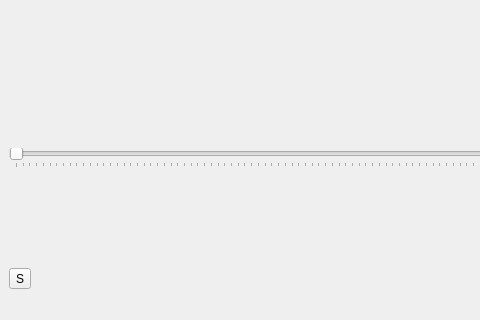
The window that applications/kaliscope_qt/src/ui/KaliscopeWin.ui (edubois/kaliscope) describes before a commit, drawn with Qt 5; both pictures show x 0 to 480 and y 194 to 514 of the 718 by 514 pixel window.
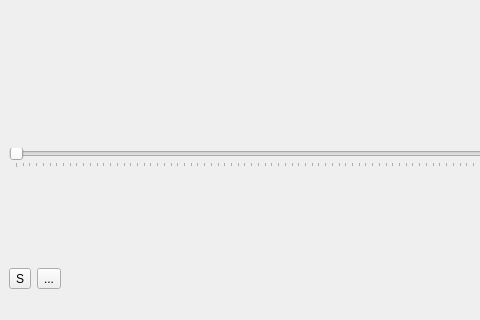
The same window after the commit. Icons and pictures are not drawn.

Commit message: kaliscope-qt: added remote connection to kalisync server.

```diff
--- a/applications/kaliscope_qt/src/ui/KaliscopeWin.ui
+++ b/applications/kaliscope_qt/src/ui/KaliscopeWin.ui
@@ -118,6 +118,26 @@
           </property>
          </widget>
         </item>
+        <item>
+         <widget class="QToolButton" name="btnConnect">
+          <property name="text">
+           <string>...</string>
+          </property>
+          <property name="icon">
+           <iconset resource="../../../../libraries/mvp-player/libraries/mvp-player-qtgui/src/mvp-player-qtgui/resources/mvpplayer.qrc">
+            <normaloff>:/mvpplayer/toolbar/network-settings.png</normaloff>:/mvpplayer/toolbar/network-settings.png</iconset>
+          </property>
+          <property name="iconSize">
+           <size>
+            <width>32</width>
+            <height>32</height>
+           </size>
+          </property>
+          <property name="checkable">
+           <bool>true</bool>
+          </property>
+         </widget>
+        </item>
        </layout>
       </item>
       <item>
```
The commit also changes 4 other files.
